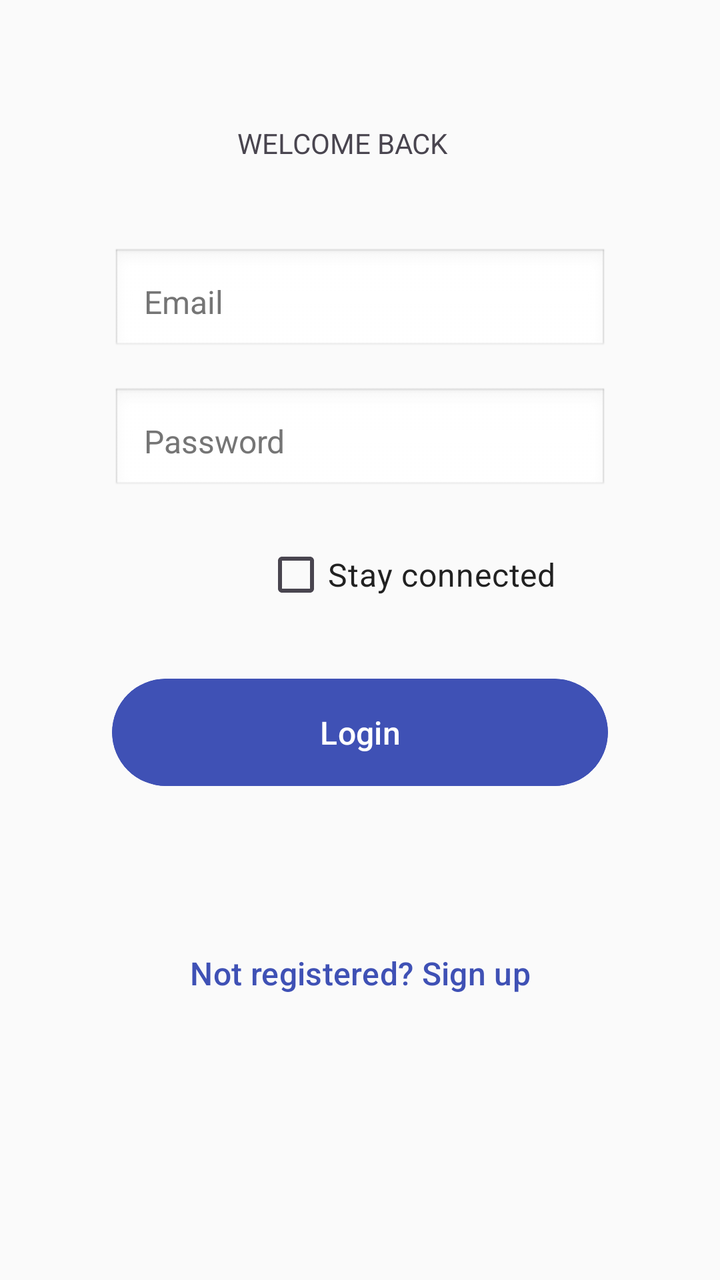
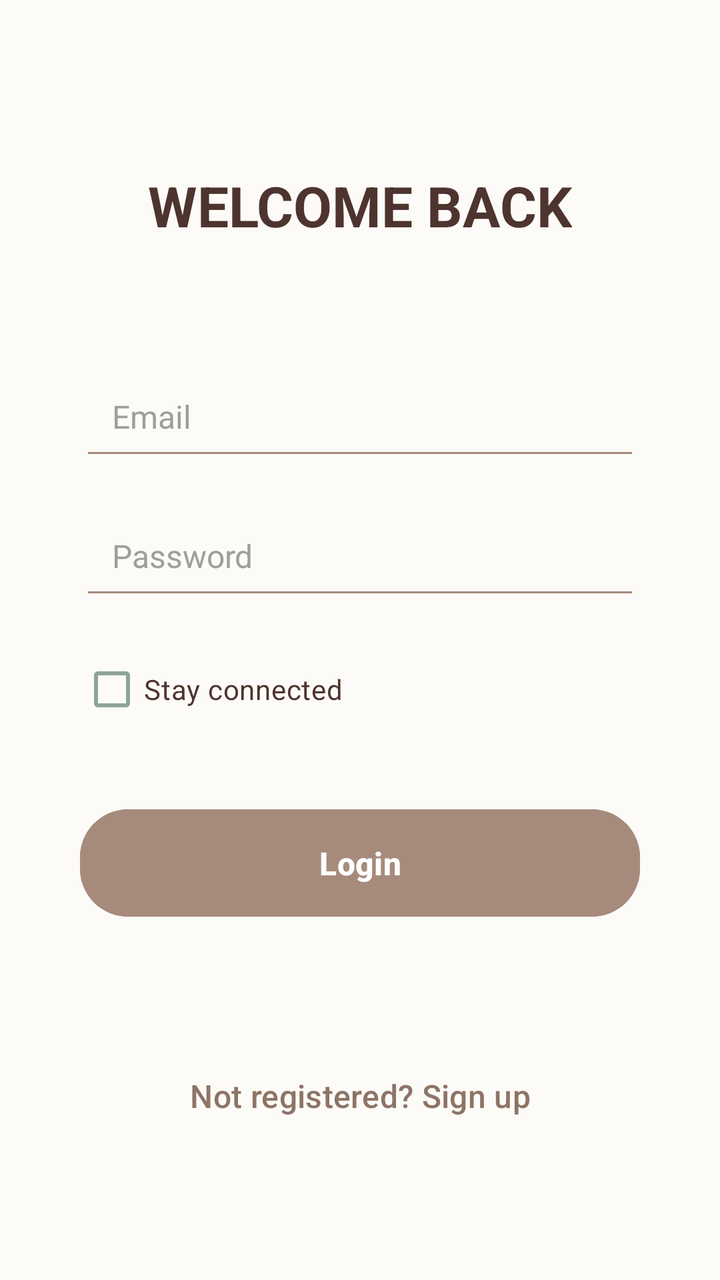

Two renders of the same Android screen: before a commit and after it. Below are the layout's source before the change and the commit's diff.
<!-- AndroidManifest.xml: application theme Theme.MyApplication -->
<!-- res/layout/activity_login.xml -->
<?xml version="1.0" encoding="utf-8"?>
<androidx.constraintlayout.widget.ConstraintLayout
    xmlns:android="http://schemas.android.com/apk/res/android"
    xmlns:app="http://schemas.android.com/apk/res-auto"
    xmlns:tools="http://schemas.android.com/tools"
    android:id="@+id/main"
    android:layout_width="match_parent"
    android:layout_height="match_parent"
    android:padding="24dp"
    android:background="#FAFAFA"
    tools:context=".LoginActivity">

    
    <EditText
        android:id="@+id/eTEmail"
        android:layout_width="0dp"
        android:layout_height="wrap_content"
        android:hint="Email"
        android:inputType="textEmailAddress"
        android:padding="16dp"
        android:textColor="#212121"
        android:textColorHint="#757575"
        android:textSize="16sp"
        android:background="@android:drawable/edit_text"
        android:layout_marginTop="100dp"
        app:layout_constraintTop_toTopOf="parent"
        app:layout_constraintStart_toStartOf="parent"
        app:layout_constraintEnd_toEndOf="parent"
        android:layout_marginHorizontal="32dp" />

    
    <EditText
        android:id="@+id/eTPass"
        android:layout_width="0dp"
        android:layout_height="wrap_content"
        android:hint="Password"
        android:inputType="textPassword"
        android:padding="16dp"
        android:textColor="#212121"
        android:textColorHint="#757575"
        android:textSize="16sp"
        android:background="@android:drawable/edit_text"
        app:layout_constraintTop_toBottomOf="@id/eTEmail"
        app:layout_constraintStart_toStartOf="parent"
        app:layout_constraintEnd_toEndOf="parent"
        android:layout_marginTop="16dp"
        android:layout_marginHorizontal="32dp" />

    

    
    <CheckBox
        android:id="@+id/cBStayConnect"
        android:layout_width="wrap_content"
        android:layout_height="wrap_content"
        android:layout_marginStart="108dp"
        android:layout_marginTop="16dp"
        android:text="Stay connected"
        android:textColor="#212121"
        android:textSize="16sp"
        app:layout_constraintStart_toStartOf="parent"
        app:layout_constraintTop_toBottomOf="@id/eTPass" />

    <Button
        android:id="@+id/loginUser"
        android:layout_width="0dp"
        android:layout_height="wrap_content"
        android:text="Login"
        android:textColor="#FFFFFF"
        android:textSize="16sp"
        android:backgroundTint="#3F51B5"
        android:padding="16dp"
        android:layout_marginHorizontal="32dp"
        android:layout_marginTop="24dp"
        android:clipToOutline="true"
        app:layout_constraintTop_toBottomOf="@id/cBStayConnect"
        app:layout_constraintStart_toStartOf="parent"
        app:layout_constraintEnd_toEndOf="parent"
        />

    
    <TextView
        android:id="@+id/tVMsg"
        android:layout_width="0dp"
        android:layout_height="wrap_content"
        android:text=""
        android:textSize="16sp"
        android:textColor="#D32F2F"
        android:gravity="center"
        app:layout_constraintTop_toBottomOf="@id/loginUser"
        app:layout_constraintStart_toStartOf="parent"
        app:layout_constraintEnd_toEndOf="parent"
        android:layout_marginTop="24dp"
        android:layout_marginHorizontal="32dp" />

    
    <Button
        android:id="@+id/btnGoToRegister"
        android:layout_width="0dp"
        android:layout_height="wrap_content"
        android:text="Not registered? Sign up"
        android:textColor="#3F51B5"
        android:background="@android:color/transparent"
        android:textSize="16sp"
        app:layout_constraintTop_toBottomOf="@id/tVMsg"
        app:layout_constraintStart_toStartOf="parent"
        app:layout_constraintEnd_toEndOf="parent"
        android:layout_marginTop="20dp"
        android:layout_marginHorizontal="32dp" />

    <TextView
        android:id="@+id/textView"
        android:layout_width="123dp"
        android:layout_height="24dp"
        android:text="WELCOME BACK"
        app:layout_constraintBottom_toTopOf="@+id/eTEmail"
        app:layout_constraintEnd_toEndOf="parent"
        app:layout_constraintStart_toStartOf="parent"
        app:layout_constraintTop_toTopOf="parent" />

</androidx.constraintlayout.widget.ConstraintLayout>
<!-- resources referenced by this layout -->
<resources>
  <style name="Theme.MyApplication" parent="Base.Theme.MyApplication" />
  <style name="Base.Theme.MyApplication" parent="Theme.Material3.DayNight.NoActionBar">
      </style>
</resources>

<!-- the commit's change to res/layout/activity_login.xml (unified diff, before → after) -->
@@ -7,10 +7,22 @@
     android:layout_width="match_parent"
     android:layout_height="match_parent"
     android:padding="24dp"
-    android:background="#FAFAFA"
+    android:background="@color/backgroundColor"
     tools:context=".LoginActivity">
 
-    
+    <TextView
+        android:id="@+id/tvWelcome"
+        android:layout_width="wrap_content"
+        android:layout_height="wrap_content"
+        android:text="WELCOME BACK"
+        android:textSize="28sp"
+        android:textStyle="bold"
+        android:textColor="@color/textColor"
+        android:layout_marginTop="60dp"
+        app:layout_constraintEnd_toEndOf="parent"
+        app:layout_constraintStart_toStartOf="parent"
+        app:layout_constraintTop_toTopOf="parent" />
+
     <EditText
         android:id="@+id/eTEmail"
         android:layout_width="0dp"
@@ -18,17 +30,16 @@
         android:hint="Email"
         android:inputType="textEmailAddress"
         android:padding="16dp"
-        android:textColor="#212121"
-        android:textColorHint="#757575"
+        android:textColor="@color/textColor"
+        android:textColorHint="#9E9E9E"
         android:textSize="16sp"
-        android:background="@android:drawable/edit_text"
-        android:layout_marginTop="100dp"
-        app:layout_constraintTop_toTopOf="parent"
+        android:backgroundTint="@color/colorPrimary"
+        android:layout_marginTop="60dp"
+        app:layout_constraintTop_toBottomOf="@id/tvWelcome"
         app:layout_constraintStart_toStartOf="parent"
         app:layout_constraintEnd_toEndOf="parent"
-        android:layout_marginHorizontal="32dp" />
+        android:layout_marginHorizontal="16dp" />
 
-    
     <EditText
         android:id="@+id/eTPass"
         android:layout_width="0dp"
@@ -36,29 +47,26 @@
         android:hint="Password"
         android:inputType="textPassword"
         android:padding="16dp"
-        android:textColor="#212121"
-        android:textColorHint="#757575"
+        android:textColor="@color/textColor"
+        android:textColorHint="#9E9E9E"
         android:textSize="16sp"
-        android:background="@android:drawable/edit_text"
+        android:backgroundTint="@color/colorPrimary"
         app:layout_constraintTop_toBottomOf="@id/eTEmail"
         app:layout_constraintStart_toStartOf="parent"
         app:layout_constraintEnd_toEndOf="parent"
         android:layout_marginTop="16dp"
-        android:layout_marginHorizontal="32dp" />
+        android:layout_marginHorizontal="16dp" />
 
-    
-
-    
     <CheckBox
         android:id="@+id/cBStayConnect"
         android:layout_width="wrap_content"
         android:layout_height="wrap_content"
-        android:layout_marginStart="108dp"
         android:layout_marginTop="16dp"
         android:text="Stay connected"
-        android:textColor="#212121"
-        android:textSize="16sp"
-        app:layout_constraintStart_toStartOf="parent"
+        android:textColor="@color/textColor"
+        android:buttonTint="@color/colorAccent"
+        android:textSize="14sp"
+        app:layout_constraintStart_toStartOf="@id/eTPass"
         app:layout_constraintTop_toBottomOf="@id/eTPass" />
 
     <Button
@@ -68,17 +76,17 @@
         android:text="Login"
         android:textColor="#FFFFFF"
         android:textSize="16sp"
-        android:backgroundTint="#3F51B5"
+        android:textStyle="bold"
+        android:backgroundTint="@color/colorPrimary"
         android:padding="16dp"
-        android:layout_marginHorizontal="32dp"
-        android:layout_marginTop="24dp"
-        android:clipToOutline="true"
+        android:layout_marginHorizontal="16dp"
+        android:layout_marginTop="32dp"
+        app:cornerRadius="24dp"
         app:layout_constraintTop_toBottomOf="@id/cBStayConnect"
         app:layout_constraintStart_toStartOf="parent"
         app:layout_constraintEnd_toEndOf="parent"
         />
 
-    
     <TextView
         android:id="@+id/tVMsg"
         android:layout_width="0dp"
@@ -93,29 +101,18 @@
         android:layout_marginTop="24dp"
         android:layout_marginHorizontal="32dp" />
 
-    
     <Button
         android:id="@+id/btnGoToRegister"
         android:layout_width="0dp"
         android:layout_height="wrap_content"
         android:text="Not registered? Sign up"
-        android:textColor="#3F51B5"
+        android:textColor="@color/colorPrimaryDark"
         android:background="@android:color/transparent"
         android:textSize="16sp"
         app:layout_constraintTop_toBottomOf="@id/tVMsg"
         app:layout_constraintStart_toStartOf="parent"
         app:layout_constraintEnd_toEndOf="parent"
-        android:layout_marginTop="20dp"
+        android:layout_marginTop="16dp"
         android:layout_marginHorizontal="32dp" />
 
-    <TextView
-        android:id="@+id/textView"
-        android:layout_width="123dp"
-        android:layout_height="24dp"
-        android:text="WELCOME BACK"
-        app:layout_constraintBottom_toTopOf="@+id/eTEmail"
-        app:layout_constraintEnd_toEndOf="parent"
-        app:layout_constraintStart_toStartOf="parent"
-        app:layout_constraintTop_toTopOf="parent" />
-
 </androidx.constraintlayout.widget.ConstraintLayout>
<!-- resource entries referenced after the edit -->
@@ -1,5 +1,10 @@
 <!-- resources referenced by this layout -->
 <resources>
+  <color name="backgroundColor">#FDFBF7</color>
+  <color name="colorAccent">#8DA399</color>
+  <color name="colorPrimary">#A68B7C</color>
+  <color name="colorPrimaryDark">#8D7466</color>
+  <color name="textColor">#4E342E</color>
   <style name="Theme.MyApplication" parent="Base.Theme.MyApplication" />
   <style name="Base.Theme.MyApplication" parent="Theme.Material3.DayNight.NoActionBar">
       </style>
